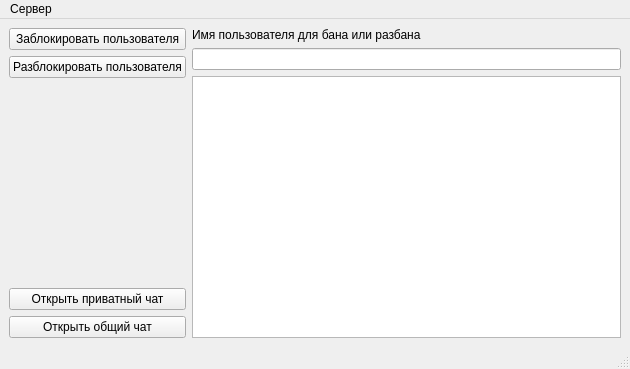
Qt form mainwindow.ui (DionFikins/releasechatserver) before a commit.
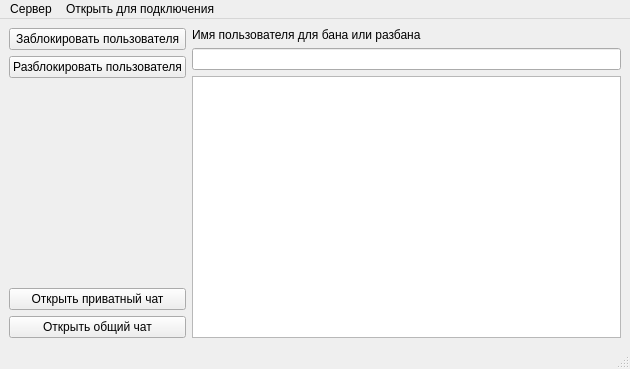
The same form after that commit.

```diff
--- a/mainwindow.ui
+++ b/mainwindow.ui
@@ -104,7 +104,14 @@
     <addaction name="separator"/>
     <addaction name="mb_btn_exit"/>
    </widget>
+   <widget class="QMenu" name="menu">
+    <property name="title">
+     <string>Открыть для подключения</string>
+    </property>
+    <addaction name="newConnection"/>
+   </widget>
    <addaction name="mb_server"/>
+   <addaction name="menu"/>
   </widget>
   <action name="mb_btn_exit">
    <property name="text">
```
Left out of the diff: 5 changed lines with no effect on the pictures.
